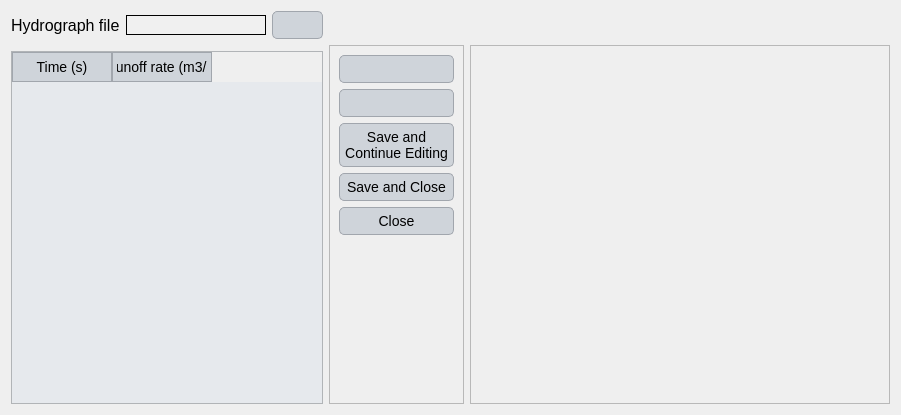
Before: the Qt Designer form ui/hydrograph_calibration_edit.ui in Inigobarbe/VFSMOD-GUI, drawn with Qt 5.
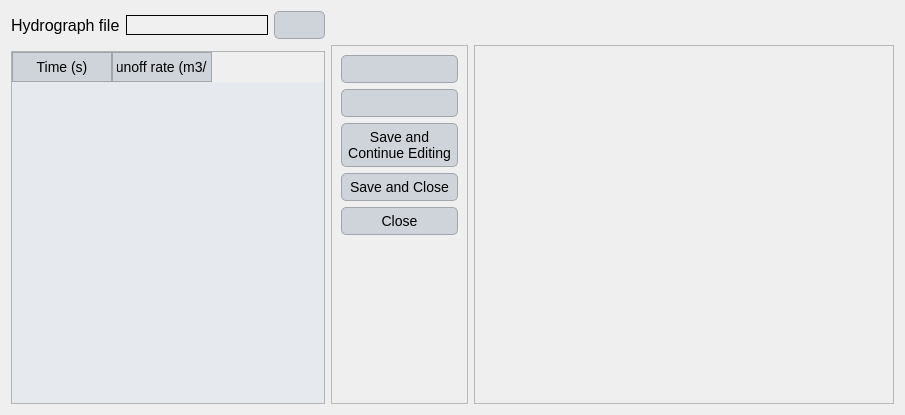
After: the same form once the commit is applied.

```diff
--- a/ui/hydrograph_calibration_edit.ui
+++ b/ui/hydrograph_calibration_edit.ui
@@ -6,7 +6,7 @@
    <rect>
     <x>0</x>
     <y>0</y>
-    <width>901</width>
+    <width>903</width>
     <height>415</height>
    </rect>
   </property>
@@ -119,6 +119,18 @@
   <layout class="QGridLayout" name="gridLayout">
    <item row="2" column="0">
     <widget class="QTableWidget" name="tableWidget">
+     <property name="minimumSize">
+      <size>
+       <width>314</width>
+       <height>0</height>
+      </size>
+     </property>
+     <property name="maximumSize">
+      <size>
+       <width>314</width>
+       <height>16777215</height>
+      </size>
+     </property>
      <column>
       <property name="text">
        <string>Time (s)</string>
@@ -141,7 +153,7 @@
      </property>
      <property name="maximumSize">
       <size>
-       <width>420</width>
+       <width>16777215</width>
        <height>16777215</height>
       </size>
      </property>
@@ -155,6 +167,12 @@
    </item>
    <item row="1" column="1" rowspan="2">
     <widget class="QFrame" name="frame">
+     <property name="minimumSize">
+      <size>
+       <width>137</width>
+       <height>0</height>
+      </size>
+     </property>
      <property name="frameShape">
       <enum>QFrame::StyledPanel</enum>
      </property>
@@ -224,7 +242,11 @@
       </widget>
      </item>
      <item>
-      <widget class="QLineEdit" name="file_hydrograph"/>
+      <widget class="QLineEdit" name="file_hydrograph">
+       <property name="alignment">
+        <set>Qt::AlignCenter</set>
+       </property>
+      </widget>
      </item>
      <item>
       <widget class="QPushButton" name="browse_hydrograph">
```
